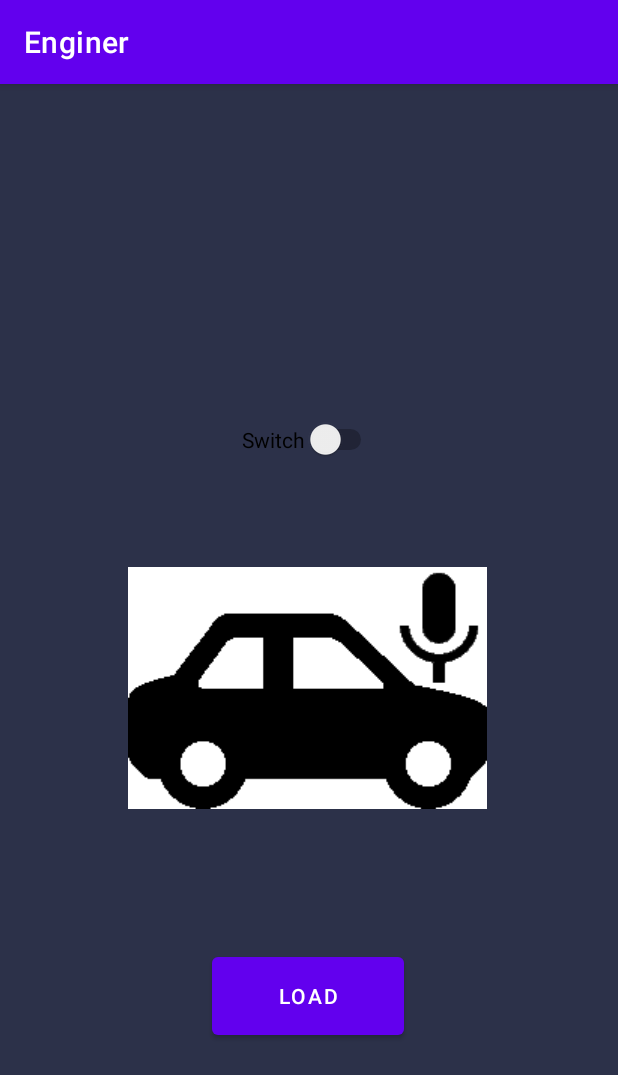
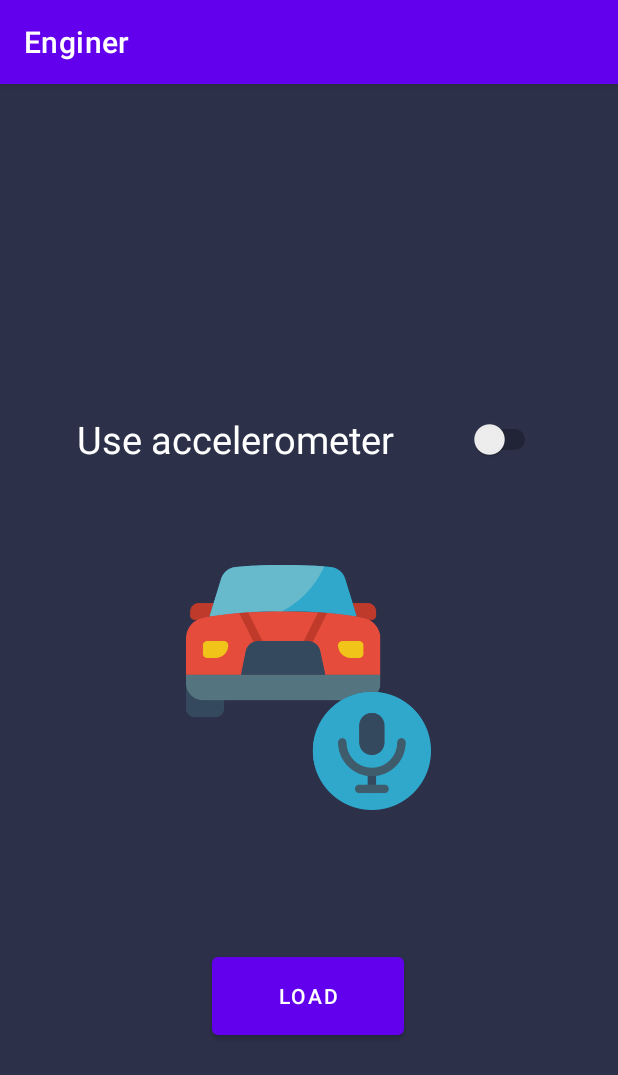
Before and after one commit to lcaprioli17/Enginer, an Android app: the screen it shows after launch (MainActivity), on a phone screen of 412 x 824 dp. Shown: the top 1075 px of the screen. Run offline under Robolectric (Android 15) with nearby library versions, the phone set to English and light mode, and no system bars; libraries missing offline, so code that uses them is left out: org.checkerframework.checker, org.tensorflow.lite.

Commit message:
design changes, added switch for sensor

```diff
--- a/app/src/main/AndroidManifest.xml
+++ b/app/src/main/AndroidManifest.xml
@@ -8,9 +8,9 @@
 
     <application
         android:allowBackup="true"
-        android:icon="@drawable/sedan_icon_28"
+        android:icon="@drawable/cb70d98a_ab48_4f82_bbbf_00620daf9508"
         android:label="@string/app_name"
-        android:roundIcon="@drawable/sedan_icon_28"
+        android:roundIcon="@drawable/cb70d98a_ab48_4f82_bbbf_00620daf9508"
         android:supportsRtl="true"
         android:theme="@style/Theme.Enginer">
         <activity
--- a/app/src/main/java/com/example/enginer/MainActivity.java
+++ b/app/src/main/java/com/example/enginer/MainActivity.java
@@ -46,7 +46,6 @@ public class MainActivity extends AppCompatActivity{
     public static final String path= "secondary_car_model.tflite";
     private static final int REQUEST_RECORD_AUDIO_PERMISSION = 200;
     private static final String recPermission = Manifest.permission.RECORD_AUDIO;
-    Button settings;
     private String [] sendRecPermission = {recPermission};
     private SensorManager sensorManager;
     private Switch simpleSwitch1;
@@ -73,9 +72,9 @@ public class MainActivity extends AppCompatActivity{
         if (requestCode == REQUEST_RECORD_AUDIO_PERMISSION) {
             if( grantResults.length > 0 && grantResults[0] == PackageManager.PERMISSION_GRANTED){
                 Toast.makeText(MainActivity.this, "Permission to use the microphone granted, touch the car to start classification...", Toast.LENGTH_SHORT).show();
-                sensorManager.registerListener(listener, sensorManager.getDefaultSensor(Sensor.TYPE_ACCELEROMETER), SensorManager.SENSOR_DELAY_NORMAL);
             }else{
                 Toast.makeText(MainActivity.this, "Permission to use the microphone denied...", Toast.LENGTH_SHORT).show();
+                simpleSwitch1.setChecked(false);
             }
         }
     }
@@ -84,22 +83,20 @@ public class MainActivity extends AppCompatActivity{
     protected void onCreate(Bundle savedInstanceState) {
         super.onCreate(savedInstanceState);
         setContentView(R.layout.activity_main);
+
         simpleSwitch1 = (Switch) findViewById(R.id.switch1);
         simpleSwitch1.setOnCheckedChangeListener(new CompoundButton.OnCheckedChangeListener() {
             public void onCheckedChanged(CompoundButton buttonView, boolean isChecked) {
                 if (isChecked) {
-                        sensorManager.registerListener(listener, sensorManager.getDefaultSensor(Sensor.TYPE_ACCELEROMETER), SensorManager.SENSOR_DELAY_NORMAL);
-
+                    askRec();
+                    sensorManager.registerListener(listener, sensorManager.getDefaultSensor(Sensor.TYPE_ACCELEROMETER), SensorManager.SENSOR_DELAY_NORMAL);
                 } else {
                     sensorManager.unregisterListener(listener);
-                    }
+                }
             }
         });
-//                    (ContextCompat.checkSelfPermission(this, recPermission) == PackageManager.PERMISSION_GRANTED)
+
         sensorManager=(SensorManager) getSystemService(SENSOR_SERVICE);
-        askRec();
-
-
     }
 
     // Request permission to record
--- a/app/src/main/res/layout/activity_classification.xml
+++ b/app/src/main/res/layout/activity_classification.xml
@@ -4,6 +4,7 @@
     xmlns:tools="http://schemas.android.com/tools"
     android:layout_width="match_parent"
     android:layout_height="match_parent"
+    android:background="#2C3149"
     tools:context=".ClassificationActivity">
 
     <TextView
@@ -13,6 +14,7 @@
         android:layout_marginBottom="48dp"
         android:gravity="center"
         android:lines="5"
+        android:textColor="@color/white"
         android:textAppearance="@style/TextAppearance.AppCompat.Medium"
         app:layout_constraintBottom_toTopOf="@+id/stopButton"
         app:layout_constraintEnd_toEndOf="parent"
@@ -26,6 +28,7 @@
         android:layout_marginTop="35dp"
         android:text="Recording"
         android:textAlignment="center"
+        android:textColor="@color/white"
         android:textAppearance="@style/TextAppearance.AppCompat.Large"
         app:layout_constraintBottom_toTopOf="@+id/output"
         app:layout_constraintEnd_toEndOf="parent"
@@ -40,6 +43,7 @@
         android:layout_height="94dp"
         android:layout_marginBottom="16dp"
         android:gravity="center"
+        android:textColor="@color/white"
         app:layout_constraintBottom_toBottomOf="parent"
         app:layout_constraintEnd_toEndOf="parent"
         app:layout_constraintStart_toStartOf="parent" />
--- a/app/src/main/res/layout/activity_main.xml
+++ b/app/src/main/res/layout/activity_main.xml
@@ -9,17 +9,18 @@
 
     <ImageButton
         android:id="@+id/classifyButton"
-        android:layout_width="wrap_content"
-        android:layout_height="wrap_content"
-        android:background="@color/white"
+        android:layout_width="185dp"
+        android:layout_height="163dp"
+        android:background="@android:color/transparent"
         android:onClick="askRec"
+        android:scaleType="centerInside"
         app:layout_constraintBottom_toTopOf="@+id/loadButton"
         app:layout_constraintEnd_toEndOf="parent"
         app:layout_constraintHorizontal_bias="0.496"
         app:layout_constraintStart_toStartOf="parent"
         app:layout_constraintTop_toTopOf="parent"
         app:layout_constraintVertical_bias="0.777"
-        app:srcCompat="@drawable/sedan_icon_28" />
+        app:srcCompat="@drawable/cb70d98a_ab48_4f82_bbbf_00620daf9508" />
 
     <Button
         android:id="@+id/loadButton"
@@ -38,7 +39,12 @@
         android:layout_width="wrap_content"
         android:layout_height="wrap_content"
         android:layout_marginTop="152dp"
-        android:text="Switch"
+        android:minHeight="48dp"
+        android:text="Use accelerometer"
+        android:textAlignment="center"
+        android:textColor="@color/white"
+        android:textSize="25dp"
+        android:switchPadding="50dp"
         app:layout_constraintBottom_toTopOf="@+id/classifyButton"
         app:layout_constraintEnd_toEndOf="parent"
         app:layout_constraintHorizontal_bias="0.5"
```
Also changed, not shown: app/src/main/res/layout/activity_load.xml (+5 -3 lines), app/src/main/res/drawable/cb70d98a_ab48_4f82_bbbf_00620daf9508.png (added).
